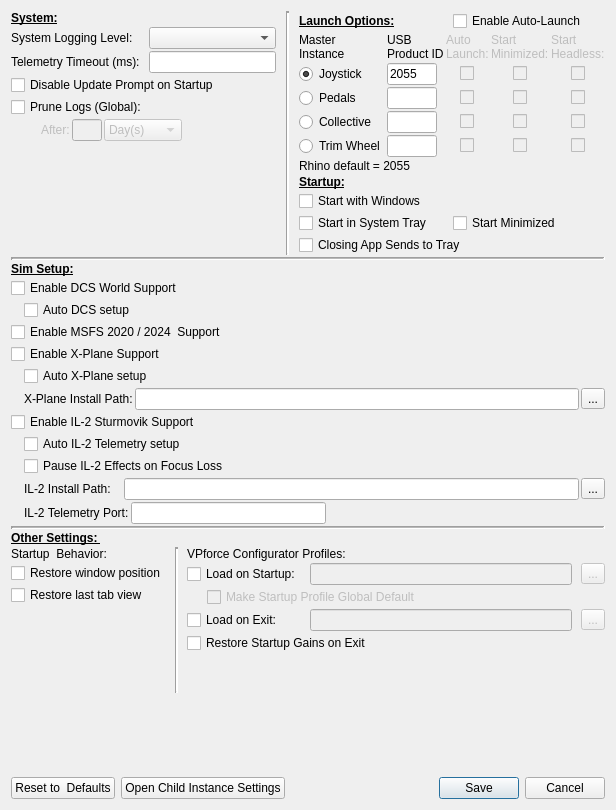
zinjguo/zFSB-TelemFFB, file SM/system_settings.ui: the form before one commit.
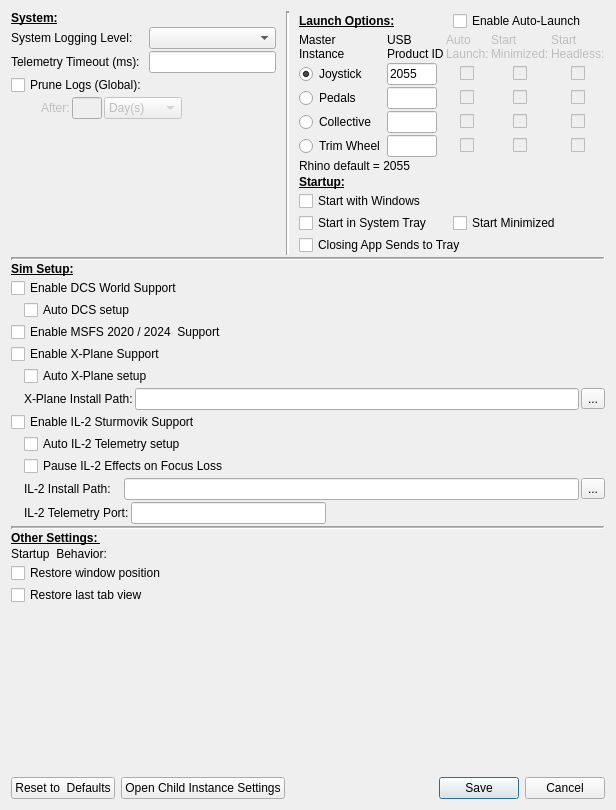
The form after the commit. Custom widgets are drawn as their Qt base class.

The edit to the form file:
```diff
--- a/SM/system_settings.ui
+++ b/SM/system_settings.ui
@@ -76,19 +76,6 @@
              </property>
             </widget>
            </item>
-           <item row="3" column="0" colspan="2">
-            <widget class="LabeledToggle" name="ignoreUpdate">
-             <property name="sizePolicy">
-              <sizepolicy hsizetype="Minimum" vsizetype="Fixed">
-               <horstretch>0</horstretch>
-               <verstretch>0</verstretch>
-              </sizepolicy>
-             </property>
-             <property name="text">
-              <string>Disable Update Prompt on Startup</string>
-             </property>
-            </widget>
-           </item>
            <item row="1" column="0">
             <widget class="QLabel" name="label_2">
              <property name="text">
@@ -1098,131 +1085,6 @@
          </item>
         </layout>
        </item>
-       <item>
-        <widget class="Line" name="line_4">
-         <property name="lineWidth">
-          <number>2</number>
-         </property>
-         <property name="orientation">
-          <enum>Qt::Vertical</enum>
-         </property>
-        </widget>
-       </item>
-       <item>
-        <layout class="QGridLayout" name="gridLayout_4">
-         <property name="verticalSpacing">
-          <number>2</number>
-         </property>
-         <item row="3" column="0" alignment="Qt::AlignLeft">
-          <widget class="LabeledToggle" name="enableVPConfExit">
-           <property name="text">
-            <string>Load on Exit:</string>
-           </property>
-          </widget>
-         </item>
-         <item row="3" column="1">
-          <widget class="QLineEdit" name="pathVPConfExit">
-           <property name="enabled">
-            <bool>false</bool>
-           </property>
-          </widget>
-         </item>
-         <item row="2" column="0" colspan="3">
-          <layout class="QHBoxLayout" name="horizontalLayout_4">
-           <item>
-            <spacer name="horizontalSpacer_8">
-             <property name="orientation">
-              <enum>Qt::Horizontal</enum>
-             </property>
-             <property name="sizeType">
-              <enum>QSizePolicy::Fixed</enum>
-             </property>
-             <property name="sizeHint" stdset="0">
-              <size>
-               <width>20</width>
-               <height>20</height>
-              </size>
-             </property>
-            </spacer>
-           </item>
-           <item>
-            <widget class="LabeledToggle" name="enableVPConfGlobalDefault">
-             <property name="enabled">
-              <bool>false</bool>
-             </property>
-             <property name="toolTip">
-              <string>&lt;html&gt;&lt;head/&gt;&lt;body&gt;&lt;p&gt;Startup profile will also re-load for any aircraft that does not&lt;/p&gt;&lt;p&gt;have an override defined at the Sim/Class/Model level.  &lt;br/&gt;&lt;br/&gt;The profile will only re-load if the previously loaded aircraft changed&lt;/p&gt;&lt;p&gt;the profile and the new aircraft does not have one defined at the&lt;/p&gt;&lt;p&gt;Sim/Class/Model level.&lt;/p&gt;&lt;/body&gt;&lt;/html&gt;</string>
-             </property>
-             <property name="text">
-              <string>Make Startup Profile Global Default</string>
-             </property>
-            </widget>
-           </item>
-          </layout>
-         </item>
-         <item row="1" column="1">
-          <widget class="QLineEdit" name="pathVPConfStartup">
-           <property name="enabled">
-            <bool>false</bool>
-           </property>
-          </widget>
-         </item>
-         <item row="1" column="0">
-          <widget class="LabeledToggle" name="enableVPConfStartup">
-           <property name="text">
-            <string>Load on Startup:</string>
-           </property>
-          </widget>
-         </item>
-         <item row="0" column="0" colspan="2">
-          <widget class="QLabel" name="label_13">
-           <property name="text">
-            <string>VPforce Configurator Profiles:</string>
-           </property>
-          </widget>
-         </item>
-         <item row="4" column="0" colspan="2">
-          <widget class="LabeledToggle" name="enableResetGainsExit">
-           <property name="text">
-            <string>Restore Startup Gains on Exit</string>
-           </property>
-          </widget>
-         </item>
-         <item row="1" column="2">
-          <widget class="QToolButton" name="browseVPConfStartup">
-           <property name="enabled">
-            <bool>false</bool>
-           </property>
-           <property name="text">
-            <string>...</string>
-           </property>
-          </widget>
-         </item>
-         <item row="3" column="2" alignment="Qt::AlignRight">
-          <widget class="QToolButton" name="browseVPConfExit">
-           <property name="enabled">
-            <bool>false</bool>
-           </property>
-           <property name="text">
-            <string>...</string>
-           </property>
-          </widget>
-         </item>
-         <item row="5" column="0">
-          <spacer name="verticalSpacer_4">
-           <property name="orientation">
-            <enum>Qt::Vertical</enum>
-           </property>
-           <property name="sizeHint" stdset="0">
-            <size>
-             <width>20</width>
-             <height>40</height>
-            </size>
-           </property>
-          </spacer>
-         </item>
-        </layout>
-       </item>
       </layout>
      </item>
     </layout>
```
Left out of the diff: 1 changed line with no effect on the pictures.
